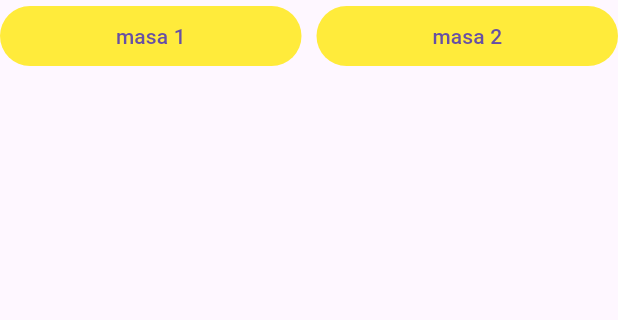
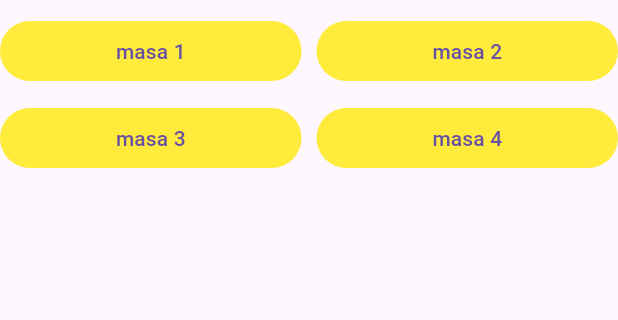
Before and after one commit to GimboLark/basic-check-system, a Flutter app: the screen it shows after launch, on a phone screen of 412 x 824 dp, the part 84-404 px from its top. Run offline on Flutter 3.47's test engine with Material 3 defaults, Android fonts, the phone set to English and light mode, and no system bars.

Commit message:
2 new line

```diff
--- a/frontend-flutter/customer/lib/main.dart
+++ b/frontend-flutter/customer/lib/main.dart
@@ -35,6 +35,7 @@ class _MainPageState extends State<MainPage> {
     return Center(
       child: Column(
         children: [
+          SizedBox(height: 10,),
           Row(
             children: [
               butonParcalari("1"),
@@ -42,6 +43,14 @@ class _MainPageState extends State<MainPage> {
                 width: 10,
               ),
               butonParcalari("2")
+            ],
+          ),
+          SizedBox(height: 10,),
+          Row(
+            children: [
+              butonParcalari("3"),
+              SizedBox(width: 10,),
+              butonParcalari("4")
             ],
           )
         ],
```
